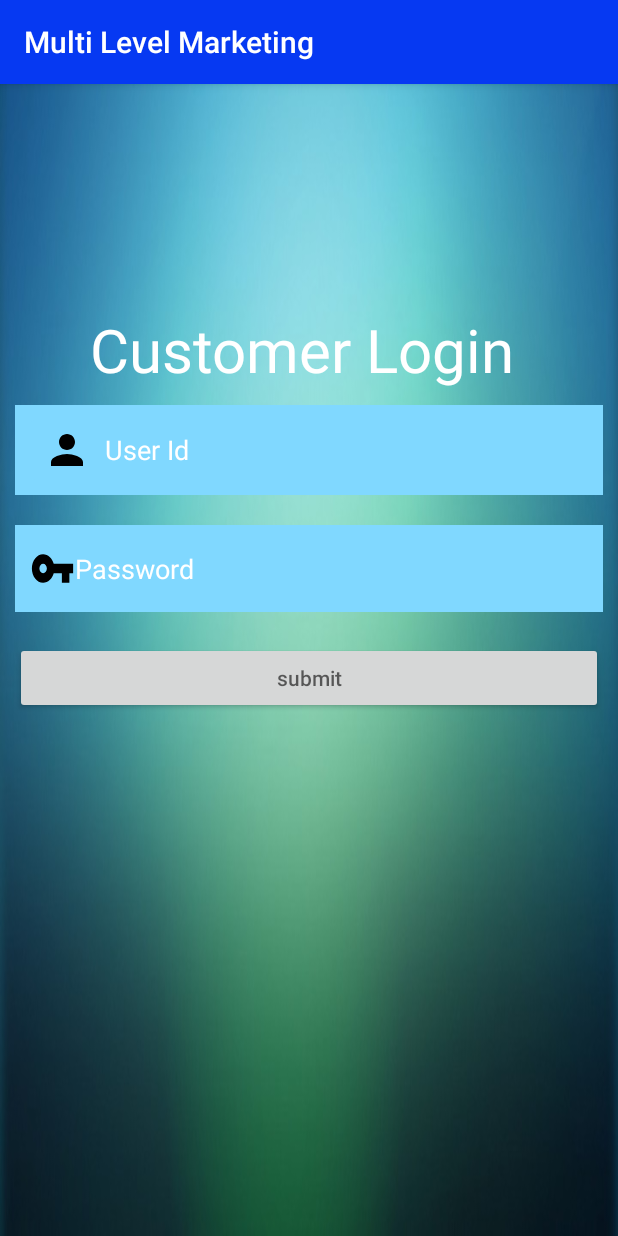
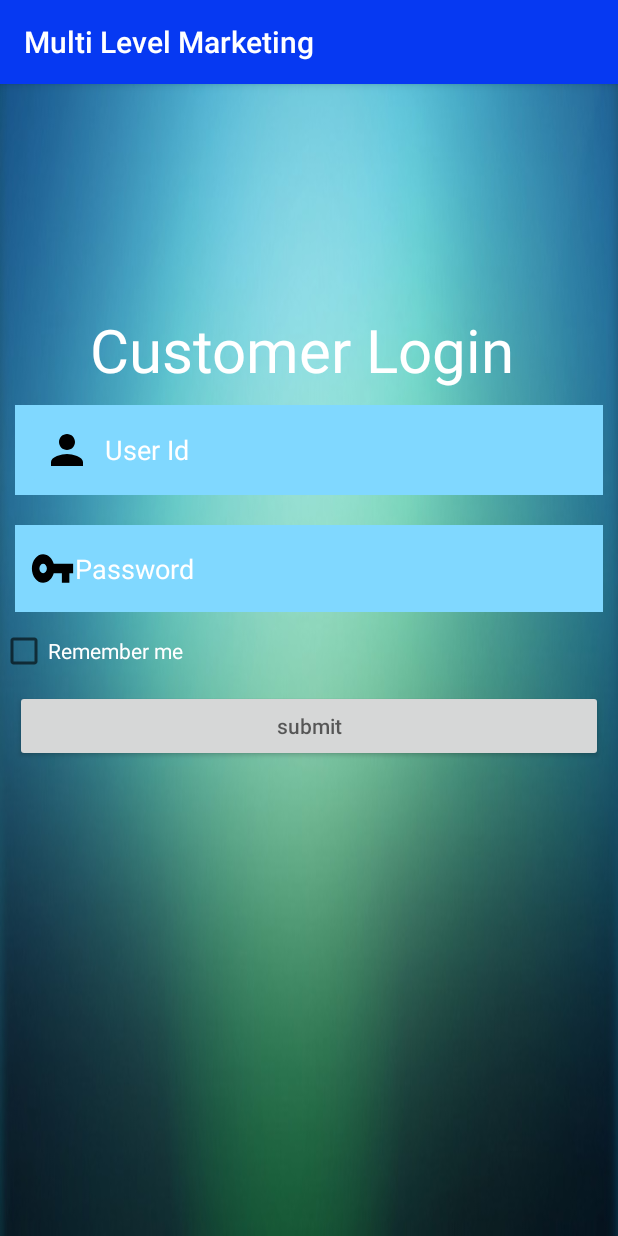
Before and after one commit to multilevelmarketing/MLM, an Android app: the Customer_Login screen opened directly, with no data from a screen before it, on a phone screen of 412 x 824 dp. Run offline under Robolectric (Android 15) with nearby library versions, the phone set to English and light mode, and no system bars; our stand-ins replace Volley.

Commit message:
updated customer_login

```diff
--- a/app/src/main/java/multilevel/multilevelmarkitning/Customer/Customer_Login.java
+++ b/app/src/main/java/multilevel/multilevelmarkitning/Customer/Customer_Login.java
@@ -1,12 +1,14 @@
 package multilevel.multilevelmarkitning.Customer;
 
 import android.content.Intent;
+import android.content.SharedPreferences;
 import android.os.Bundle;
 import android.support.v7.app.AppCompatActivity;
 import android.text.TextUtils;
 import android.util.Log;
 import android.view.View;
 import android.widget.Button;
+import android.widget.CheckBox;
 import android.widget.EditText;
 import android.widget.Toast;
 
@@ -30,6 +32,9 @@ public class Customer_Login extends AppCompatActivity {
     EditText password;
     Button loginbtn;
     RequestQueue requestQueue;
+    CheckBox checkBox;
+    private SharedPreferences loginPreferences;
+    private SharedPreferences.Editor loginPrefsEditor;
     @Override
     protected void onCreate(Bundle savedInstanceState) {
         super.onCreate(savedInstanceState);
@@ -37,7 +42,18 @@ public class Customer_Login extends AppCompatActivity {
         userid=(EditText)findViewById(R.id.cus_login_id);
         password=(EditText)findViewById(R.id.cus_login_password);
         loginbtn=(Button) findViewById(R.id.cus_login_btn);
+        checkBox=(CheckBox)findViewById(R.id.cus_checkBox);
         requestQueue = Volley.newRequestQueue(Customer_Login.this);
+        loginPreferences=getSharedPreferences("customerLogin",MODE_PRIVATE);
+        loginPrefsEditor=loginPreferences.edit();
+//        loginPrefsEditor.putString("username","");
+//        loginPrefsEditor.putString("password","");
+
+        userid.setText(loginPreferences.getString("username",null));
+        password.setText(loginPreferences.getString("password",null));
+
+
+
 
 
 
@@ -46,13 +62,23 @@ public class Customer_Login extends AppCompatActivity {
             public void onClick(View v) {
                 String UserID=userid.getText().toString().trim();
                 String Password=password.getText().toString().trim();
-                if(TextUtils.isEmpty(UserID) || TextUtils.isEmpty(Password))
+                if(TextUtils.isEmpty(UserID))
                 {
                     userid.setError("please fill the fields");
+
+                }
+                else if(TextUtils.isEmpty(Password))
+                {
                     password.setError("please fill the fields");
                 }
                 else
                 {
+                    if(checkBox.isChecked())
+                    {
+                        loginPrefsEditor.putString("username",UserID);
+                        loginPrefsEditor.putString("password",Password);
+                        loginPrefsEditor.commit();
+                    }
                     if(Password.length()<6)
                     {
                         password.setError("Minimum 6 lengths required");
@@ -68,7 +94,7 @@ public class Customer_Login extends AppCompatActivity {
 
                                     try
                                     {
-                                        if (new JSONObject(response).getBoolean("success"))
+                                        if (new JSONObject(response).get("success").equals("true"))
                                         {
 
                                             Intent intent=new Intent(getApplicationContext(), Customer_Home_Page.class);
@@ -77,7 +103,9 @@ public class Customer_Login extends AppCompatActivity {
                                             //finish();
                                         }
                                         else
+                                        {
                                             Toast.makeText(getApplicationContext(), "Invalid password or user id ", Toast.LENGTH_SHORT).show();
+                                        }
                                     }
                                     catch (JSONException e)
                                     {
@@ -115,7 +143,7 @@ public class Customer_Login extends AppCompatActivity {
 
     public class CustomerLogin extends StringRequest {
 
-        private static final String REGISTER_URL = "https://veiled-heat.000webhostapp.com/MLM/Customer/customer_reg.php";
+        private static final String REGISTER_URL = "https://veiled-heat.000webhostapp.com/MLM/Customer/customer_login.php";
         private Map<String, String> parameters;
 
         public CustomerLogin(String Id,String  password, Response.Listener<String> listener) {
--- a/app/src/main/java/multilevel/multilevelmarkitning/User/Create_Customer.java
+++ b/app/src/main/java/multilevel/multilevelmarkitning/User/Create_Customer.java
@@ -80,8 +80,9 @@ public class Create_Customer extends AppCompatActivity {
 
 
                 if (TextUtils.isEmpty(Name) || TextUtils.isEmpty(Location) || TextUtils.isEmpty(Profession) || TextUtils.isEmpty(Mobile) || TextUtils.isEmpty(Password) || TextUtils.isEmpty(Email)) {
-                    Toast.makeText(getApplicationContext(), "please fill the fields", Toast.LENGTH_SHORT).show();
-                } else {
+                    Toast.makeText(getApplicationContext(), "please fill all  the fields", Toast.LENGTH_SHORT).show();
+                }
+                else {
                     if (Password.length() < 6) {
                         //Toast.makeText(getApplicationContext(),"password must be atleast 6 characters",Toast.LENGTH_SHORT).show();
                         password.setError("password must be atleast 6 characters");
--- a/app/src/main/res/layout/activity_admin__login.xml
+++ b/app/src/main/res/layout/activity_admin__login.xml
@@ -41,6 +41,12 @@
             android:drawableLeft="@drawable/ic_vpn_key_black_24dp"
             android:hint="   Password"
             android:textColorHint="#ffff" />
+        <CheckBox
+            android:id="@+id/admin_checkBox"
+            android:layout_width="match_parent"
+            android:layout_height="wrap_content"
+            android:text="Remember me"
+            android:textColor="#ffff"/>
 
         <Button
             android:id="@+id/admin_submit"
--- a/app/src/main/res/layout/activity_customer__login.xml
+++ b/app/src/main/res/layout/activity_customer__login.xml
@@ -37,6 +37,13 @@
         android:hint="Password"
         android:textColorHint="#ffff" />
 
+    <CheckBox
+        android:id="@+id/cus_checkBox"
+        android:layout_width="match_parent"
+        android:layout_height="wrap_content"
+        android:text="Remember me"
+        android:textColor="#ffff"/>
+
     <Button
         android:onClick="CustomerLogin_Submit"
         android:layout_width="match_parent"
```
Also changed, not shown: app/src/main/java/multilevel/multilevelmarkitning/Admin/Admin_Login.java (+23 -2 lines), app/src/main/java/multilevel/multilevelmarkitning/Admin/Admin_Register.java (+1 -8 lines), app/src/main/java/multilevel/multilevelmarkitning/User/User_Login.java (+22 -1 lines), app/src/main/java/multilevel/multilevelmarkitning/User/User_Register.java (+1 -8 lines), app/src/main/res/layout/activity_user__login.xml (+7 -0 lines).
